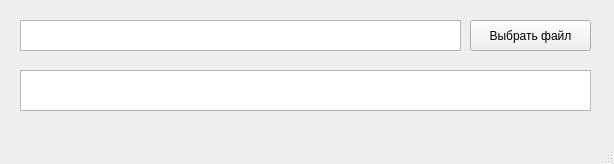
This is DataView/mainwindow.ui in CryStudyOrganization/Process-Threads as Qt 5 draws it before an edit. The edited form follows.
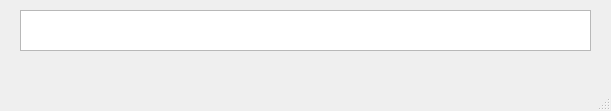
This is the edited form.

```diff
--- a/DataView/mainwindow.ui
+++ b/DataView/mainwindow.ui
@@ -6,8 +6,8 @@
    <rect>
     <x>0</x>
     <y>0</y>
-    <width>614</width>
-    <height>164</height>
+    <width>611</width>
+    <height>111</height>
    </rect>
   </property>
   <property name="windowTitle">
@@ -18,35 +18,12 @@
     <property name="geometry">
      <rect>
       <x>20</x>
-      <y>70</y>
+      <y>10</y>
       <width>571</width>
       <height>41</height>
      </rect>
     </property>
    </widget>
-   <widget class="QPushButton" name="selectedPathButton">
-    <property name="geometry">
-     <rect>
-      <x>470</x>
-      <y>20</y>
-      <width>121</width>
-      <height>31</height>
-     </rect>
-    </property>
-    <property name="text">
-     <string>Выбрать файл</string>
-    </property>
-   </widget>
-   <widget class="QTextBrowser" name="currPath">
-    <property name="geometry">
-     <rect>
-      <x>20</x>
-      <y>20</y>
-      <width>441</width>
-      <height>31</height>
-     </rect>
-    </property>
-   </widget>
   </widget>
   <widget class="QMenuBar" name="menubar">
    <property name="geometry">
```
Left out of the diff: 4 changed lines with no effect on the pictures.
